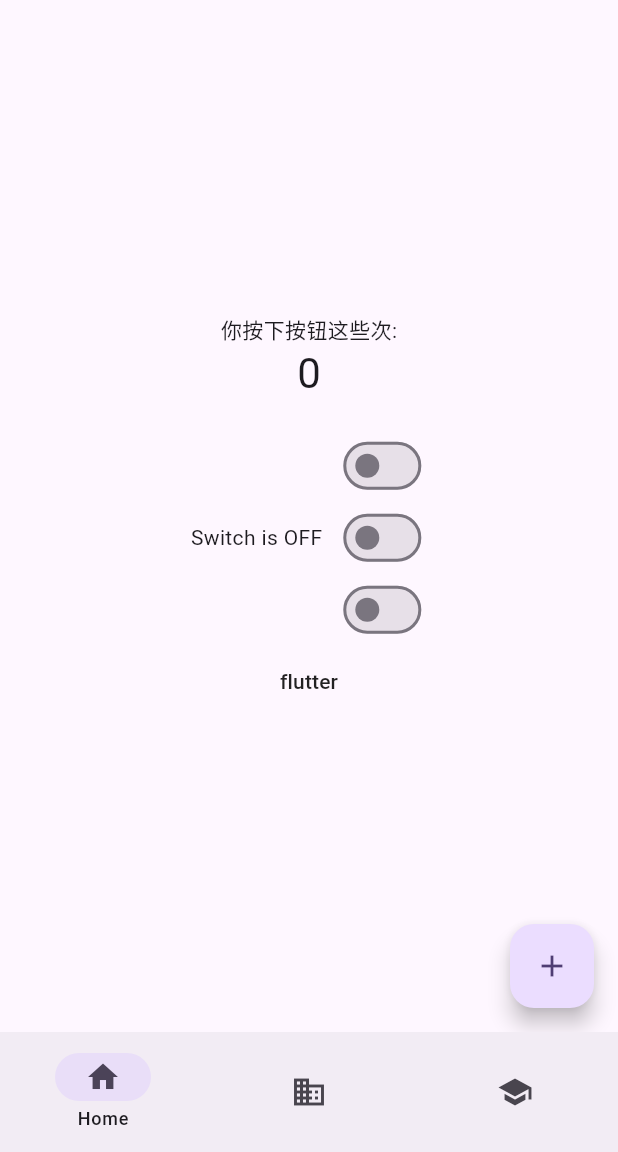
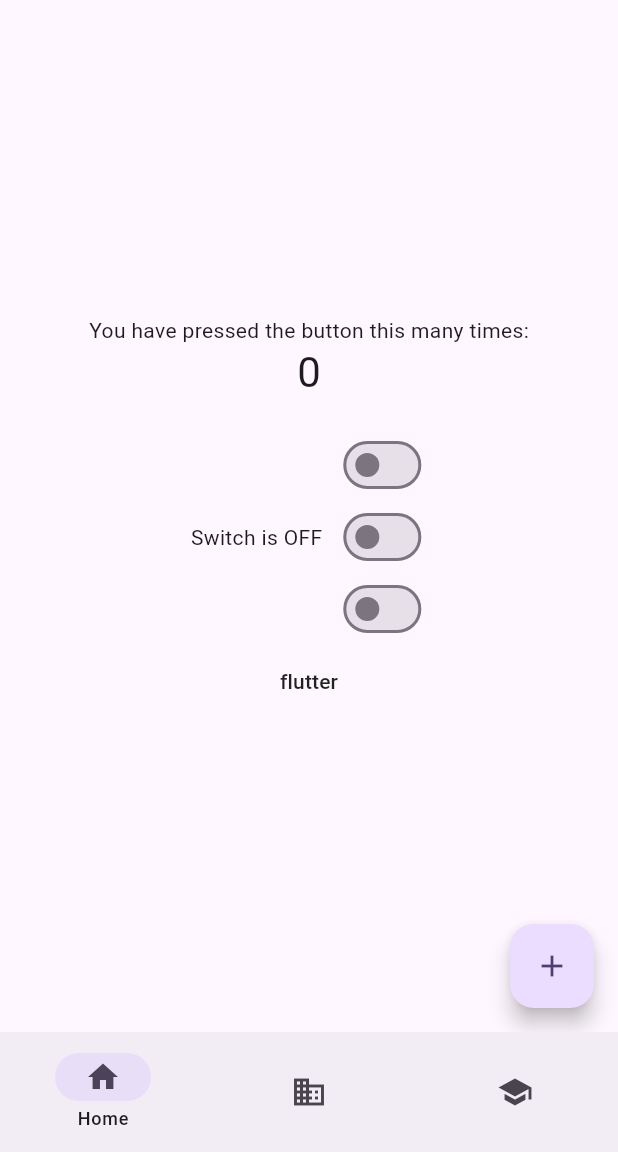
Before and after one commit to QwQ3094/test, a Flutter app: the screen it shows after launch, on a phone screen of 412 x 824 dp, the part 84-1236 px from its top. Run offline on Flutter 3.47's test engine with Material 3 defaults, Android fonts, the phone set to English and light mode, and no system bars; drawn by our look-alikes of dynamic_color.

Commit message:
dynamic color

```diff
--- a/lib/main.dart
+++ b/lib/main.dart
@@ -1,4 +1,5 @@
 import 'package:flutter/material.dart';
+import 'package:dynamic_color/dynamic_color.dart';
 
 void main() {
   runApp(const MyApp());
@@ -9,13 +10,30 @@ class MyApp extends StatelessWidget {
 
   @override
   Widget build(BuildContext context) {
+    return DynamicColorBuilder(
+      builder: (lightDynamic, darkDynamic) {
         return MaterialApp(
           title: 'Flutter Demo',
           theme: ThemeData(
-        colorScheme: ColorScheme.fromSeed(seedColor: Colors.deepPurple),
+            colorScheme: ColorScheme.fromSeed(
+              seedColor: Colors.deepPurple,
+              primary: lightDynamic?.primary ?? Colors.deepPurple,
+              secondary: lightDynamic?.secondary ?? Colors.deepOrange,
+            ),
             useMaterial3: true,
           ),
+          darkTheme: ThemeData(
+            colorScheme: ColorScheme.fromSeed(
+              seedColor: Colors.deepPurple,
+              primary: darkDynamic?.primary ?? Colors.deepPurple,
+              secondary: darkDynamic?.secondary ?? Colors.deepOrange,
+            ),
+            useMaterial3: true,
+          ),
+          themeMode: ThemeMode.system, // or ThemeMode.light/dark based on your preference
           home: const MyHomePage(title: 'Flutter Demo Home Page'),
+        );
+      },
     );
   }
 }
@@ -96,7 +114,7 @@ class _HomeScreenState extends State<HomeScreen> {
         child: Column(
           mainAxisAlignment: MainAxisAlignment.center,
           children: <Widget>[
-            const Text('你按下按钮这些次:'),
+            const Text('You have pressed the button this many times:'),
             Text(
               '$_counter',
               style: Theme.of(context).textTheme.headlineMedium,
--- a/pubspec.yaml
+++ b/pubspec.yaml
@@ -30,7 +30,7 @@ environment:
 dependencies:
   flutter:
     sdk: flutter
-
+  dynamic_color: ^1.7.0
 
   # The following adds the Cupertino Icons font to your application.
   # Use with the CupertinoIcons class for iOS style icons.
```
Also changed, not shown: 1 other file. Lines whose indentation alone changed are shown as unchanged.
